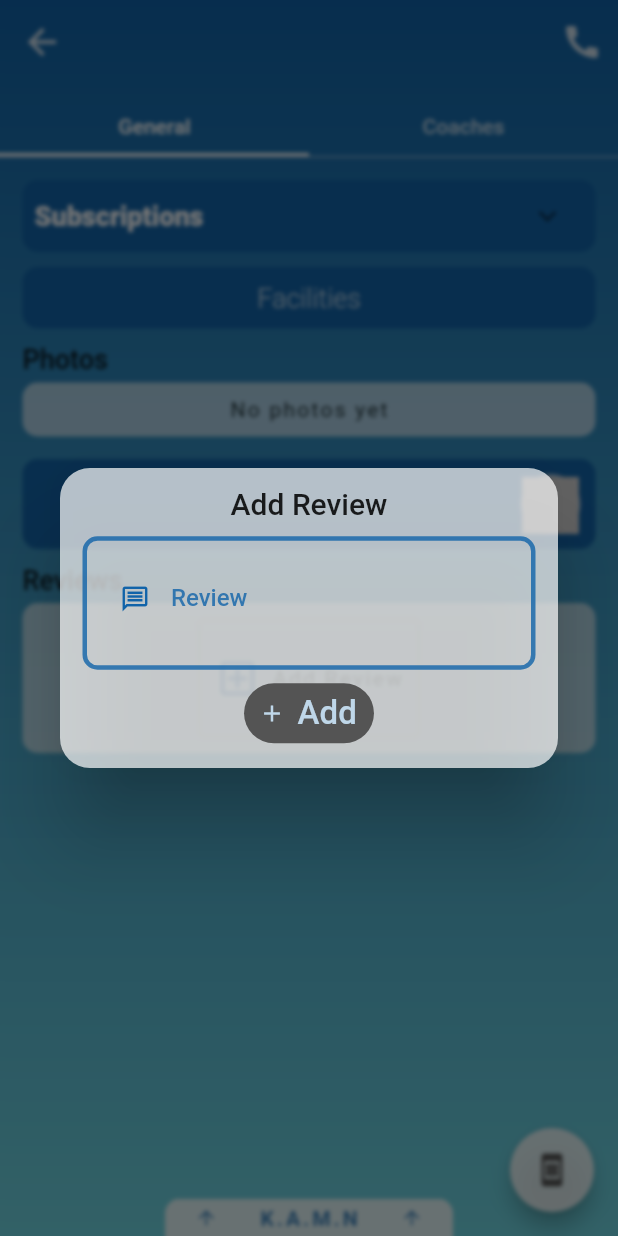
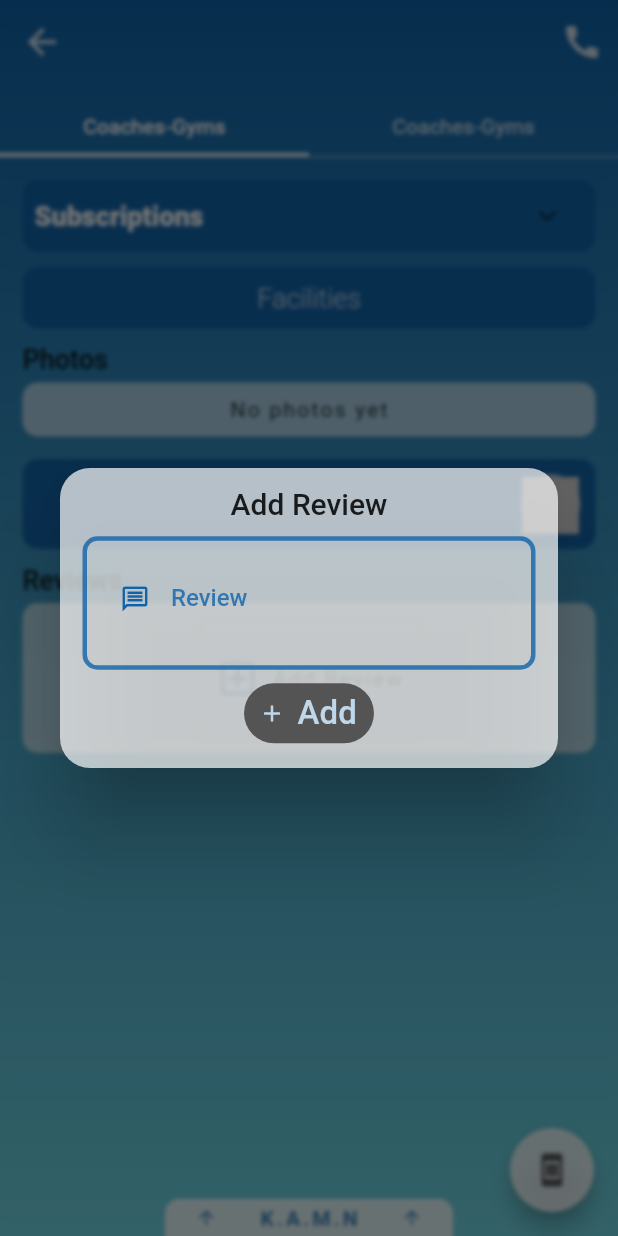
Before and after one commit to Abdelmenam-Tarek-Abdelmenam/kamn, a Flutter app: the GymDetailsView screen opened directly with empty values, after a tap on "Add Review", on a phone screen of 412 x 824 dp. Run offline on Flutter 3.47's test engine with Material 2 defaults, Android fonts, the phone set to English and light mode, and no system bars; drawn by our look-alikes of carousel_slider, sliding_up_panel; our stand-ins replace bloc, cached_network_image, connectivity_plus, dio, either_dart, equatable and 14 more; missing offline and left inert: flutter_vibrate, mongo_dart; accounts and stored records are empty; network calls fail; Roboto replaces fonts that are missing (Acme).

Commit message:
all from strings

```diff
--- a/lib/presentation/resources/string_manager.dart
+++ b/lib/presentation/resources/string_manager.dart
@@ -21,6 +21,13 @@ class StringManger {
   static String get confirm => ["Confirm", "تاكيد"][langIndex];
   static String get no => ["No", "لا"][langIndex];
   static String get yes => ["Yes", "نعم"][langIndex];
+  static String get photos => ["Photos", "صور"][langIndex];
+  static String get noPhotos => ["No photos yet", "لا صور"][langIndex];
+  static String get showMore => ["Show more", "رؤيه المزيد"][langIndex];
+  static String get reviews => ["Reviews", "التقيمات"][langIndex];
+  static String get review => ["Review", "التقيم"][langIndex];
+  static String get addReview => ["Add Review", "اضافه تقيم"][langIndex];
+  static String get priceUnit => ["EGP", "جنيه"][langIndex];
   static String get exitQ => [
         "Are you Sure you want Exit ?",
         "هل انت متاكد انك تريد المغادره؟"
@@ -38,6 +45,9 @@ class StringManger {
   static String get message => ["Message", "الرساله"][langIndex];
   static String get name => ["Name", "الاسم"][langIndex];
   static String get phone => ["Phone number", "رقم التليفون"][langIndex];
+  static String get register => ["Register", "التسجيل"][langIndex];
+  static String get wrongPasswords =>
+      ["Passwords are not the same", "الرقم السري غير مطابق"][langIndex];
   static String get forgetPassword =>
       ["Forget Password", "نسيت الرقم السري"][langIndex];
 
@@ -45,6 +55,7 @@ class StringManger {
   static String get userPage => ["Profile", "صفحه المستخدم"][langIndex];
   static String get match => ["Play", "لعب مباراه"][langIndex];
   static String get coaches => ["Coaches-Gyms", "المدربين"][langIndex];
+  static String get general => ["General", "عام"][langIndex];
   static String get benfits => ["Benefits", "الخصومات"][langIndex];
   static String get store => ["Store", "المتجر"][langIndex];
   static String get tournaments => ["Tournaments", "المسابقات"][langIndex];
@@ -65,6 +76,8 @@ class StringManger {
   static String get volleyball => ["Volleyball", "كره طائره"][langIndex];
   static String get tennis => ["Padel", "تنس"][langIndex];
   static String get other => ["Other", "غير ذلك"][langIndex];
+  static String get appUser => ["App User", "مستخدم"][langIndex];
+  static String get subscriptions => ["Subscriptions", "المدفوعات"][langIndex];
 
   // customer support
   static String get quickContact =>
@@ -73,17 +86,38 @@ class StringManger {
   static String get call => ["Call Us", "كلمنا"][langIndex];
   static String get email => ["Email Us", "راسلنا"][langIndex];
 
+  // tournaments
+  static String get noTournaments =>
+      ["No tournaments active now", "لا يوجد مسابقات الان"][langIndex];
+
+  // Products
+  static String get totalPrice => ["Total Price", "السعر النهائي"][langIndex];
+  static String get addToCart => ["Add to cart", "اضافه للسله"][langIndex];
+  static String get add => ["Add", "اضافه"][langIndex];
+  static String get quantity => ["Quantity", "الكميه"][langIndex];
+  static String get varieties => ["Varieties", "الانواع"][langIndex];
+  static String get chooseVariety =>
+      ["Choose Variety", "اختار النوع"][langIndex];
+  static String get noOffers =>
+      ["No offers available now", "لا عروض الان"][langIndex];
+  static String get comeBack => ["Come back later", "عد بعد قليل"][langIndex];
+
   // benfits
+  static String get noBenfits =>
+      ["No Benefits Available", "لا يوجد عروض الان"][langIndex];
   static String get medical => ["Medical", "طبي"][langIndex];
   static String get nutrition => ["Nutrition", "تغذيه"][langIndex];
   static String get sport => ["Sport", "رياضي"][langIndex];
   static String get orthopedist => ["Orthopedist", "دكتور عظام"][langIndex];
+  static String get packages => ["Packages", "الخدمات"][langIndex];
   static String get physiotherapist =>
       ["Physiotherapist", "علاج طبيعي"][langIndex];
 
   // matches
   static String get ground => ["Grounds", "الملاعب"][langIndex];
   static String get active => ["active", "المتاح"][langIndex];
+  static String get available => ["Available", "المتاح"][langIndex];
+  static String get join => ["Join game", "التسجيل"][langIndex];
   static String get community => ["Community", "المتاح"][langIndex];
   static String get noGrounds =>
       ["No available ground now", "لا يوجد ملاعب متاحه"][langIndex];
@@ -97,4 +131,26 @@ class StringManger {
         "Are you free any time at any place to play ?",
         "هل انت متاح جميع الاوقات للعب في اي مكان"
       ][langIndex];
+
+  // coaches
+  static String get noAchievements =>
+      ["No Achievements", "لا يوجد انجازات"][langIndex];
+  static String get achievements => ["Achievements", "انجازات"][langIndex];
+  static String get facilities => ["Facilities", "خدمات"][langIndex];
+  static String get details => ["Details", "التفاصيل"][langIndex];
+  static String get description => ["Description", "الوصف"][langIndex];
+  static String get consultation => ["Consultation", "الاستشارات"][langIndex];
+  static String get onlineConsultation =>
+      ["Online Consultation", "الاستشارات اونلاين"][langIndex];
+  static String get offlineConsultation =>
+      ["OffLine Consultation", "الاستشارات في المكان"][langIndex];
+  static String get overview => ["Overview", "عام"][langIndex];
+
+  // errors
+  static String get contactsErrors => [
+        "Can't launch this contact method",
+        "لا يمكن الاتصال بهذه الطريقه"
+      ][langIndex];
+  static String get emptyReview =>
+      ["Review can't be empty", "لا يمكنك ارسال تقيم فارغ"][langIndex];
 }
--- a/lib/presentation/shared/details_widget.dart
+++ b/lib/presentation/shared/details_widget.dart
@@ -3,6 +3,7 @@ import 'dart:ui';
 import 'package:carousel_slider/carousel_slider.dart';
 import 'package:flutter/material.dart';
 import 'package:kamn/data/repositories/lanucher_extentions.dart';
+import 'package:kamn/presentation/resources/string_manager.dart';
 import 'package:kamn/presentation/shared/widget/dividers.dart';
 import 'package:kamn/presentation/shared/widget/form_field.dart';
 import 'package:lottie/lottie.dart';
@@ -22,7 +23,7 @@ class FacilitiesList extends StatelessWidget {
         child: Column(
       children: [
         Text(
-          "Facilities",
+          StringManger.facilities,
           style: Theme.of(context).textTheme.headlineSmall!.copyWith(
               fontSize: 18,
               fontWeight: FontWeight.w300,
@@ -108,7 +109,7 @@ class ImagesList extends StatelessWidget {
       child: images.isEmpty
           ? Center(
               child: Text(
-              "No photos yet",
+              StringManger.noPhotos,
               style: Theme.of(context).textTheme.labelSmall,
             ))
           : Column(
@@ -174,9 +175,12 @@ class _ReviewListState extends State<ReviewList> {
                       ? OutlinedButton.icon(
                           onPressed: () => showAddDialog(context),
                           icon: const Icon(Icons.add_box_outlined),
-                          label: Text(
-                            "Add Review",
-                            style: Theme.of(context).textTheme.labelSmall,
+                          label: Hero(
+                            tag: "H",
+                            child: Text(
+                              StringManger.addReview,
+                              style: Theme.of(context).textTheme.labelSmall,
+                            ),
                           ))
                       : Container(
                           padding: PaddingManager.p10,
@@ -222,9 +226,12 @@ class _ReviewListState extends State<ReviewList> {
                         mainAxisAlignment: MainAxisAlignment.center,
                         children: [
                           FittedBox(
-                            child: Text(
-                              "Add Review",
-                              style: Theme.of(context).textTheme.titleLarge,
+                            child: Hero(
+                              tag: "H",
+                              child: Text(
+                                StringManger.addReview,
+                                style: Theme.of(context).textTheme.titleLarge,
+                              ),
                             ),
                           ),
                           Dividers.h10,
@@ -232,11 +239,12 @@ class _ReviewListState extends State<ReviewList> {
                             key: formKey,
                             child: DefaultFormField(
                               controller: newReview,
-                              title: "Review",
+                              title: StringManger.review,
                               maxLines: 3,
                               hideBorder: true,
-                              validator: (val) =>
-                                  val!.isEmpty ? "Review can't be empty" : null,
+                              validator: (val) => val!.isEmpty
+                                  ? StringManger.emptyReview
+                                  : null,
                               prefix: Icons.message_outlined,
                             ),
                           ),
@@ -250,7 +258,7 @@ class _ReviewListState extends State<ReviewList> {
                                 }
                               },
                               icon: const Icon(Icons.add),
-                              label: const Text("Add"))
+                              label: Text(StringManger.add))
                         ],
                       ),
                     )),
@@ -282,10 +290,9 @@ class BackGround extends StatelessWidget {
 }
 
 class PriceList extends StatefulWidget {
-  const PriceList(this.subscription, {this.label = "Subscriptions", Key? key})
-      : super(key: key);
+  const PriceList(this.subscription, {this.label, Key? key}) : super(key: key);
   final Map<String, dynamic> subscription;
-  final String label;
+  final String? label;
   @override
   State<PriceList> createState() => _PriceListState();
 }
@@ -317,7 +324,7 @@ class _PriceListState extends State<PriceList> {
                           child: Padding(
                             padding: const EdgeInsets.only(left: 8.0),
                             child: Text(
-                              widget.label,
+                              widget.label ?? StringManger.subscriptions,
                               style: Theme.of(context)
                                   .textTheme
                                   .displayMedium!
--- a/lib/presentation/view/coaches_view/coach_achievment_view.dart
+++ b/lib/presentation/view/coaches_view/coach_achievment_view.dart
@@ -1,5 +1,6 @@
 import 'package:flutter/material.dart';
 import 'package:kamn/data/models/coach.dart';
+import 'package:kamn/presentation/resources/string_manager.dart';
 import 'package:kamn/presentation/resources/styles_manager.dart';
 import 'package:kamn/presentation/shared/custom_scafffold/sliding_scaffold.dart';
 import 'package:kamn/presentation/shared/widget/error_image.dart';
@@ -21,7 +22,7 @@ class CoachAchievementsView extends StatelessWidget {
         child: coach.achievements.isEmpty
             ? Center(
                 child: Text(
-                  "No Achievements",
+                  StringManger.noAchievements,
                   style: Theme.of(context)
                       .textTheme
                       .displayMedium!
--- a/lib/presentation/view/coaches_view/gym_details_view.dart
+++ b/lib/presentation/view/coaches_view/gym_details_view.dart
@@ -1,4 +1,5 @@
 import 'package:flutter/material.dart';
+import 'package:kamn/presentation/resources/string_manager.dart';
 import 'package:kamn/presentation/shared/custom_scafffold/sliding_scaffold.dart';
 import 'package:kamn/presentation/shared/details_widget.dart';
 import 'package:kamn/presentation/shared/widget/dividers.dart';
@@ -28,7 +29,7 @@ class GymDetailsView extends StatelessWidget {
         icon: const Icon(Icons.call),
         onPressed: () {},
       ),
-      tabs: const [Text("General"), Text("Coaches")],
+      tabs: [Text(StringManger.coaches), Text(StringManger.coaches)],
       child: Expanded(
         child: TabBarView(
           children: [
@@ -43,7 +44,7 @@ class GymDetailsView extends StatelessWidget {
                     FacilitiesList(gym.amenities),
                     Dividers.h10,
                     Text(
-                      "Photos",
+                      StringManger.photos,
                       style: Theme.of(context)
                           .textTheme
                           .labelLarge!
@@ -55,7 +56,7 @@ class GymDetailsView extends StatelessWidget {
                     AddressBox(gym.address, gym.lat, gym.lon),
                     Dividers.h10,
                     Text(
-                      "Reviews",
+                      StringManger.reviews,
                       style: Theme.of(context)
                           .textTheme
                           .labelLarge!
--- a/lib/presentation/view/coaches_view/widgets/coaches_list.dart
+++ b/lib/presentation/view/coaches_view/widgets/coaches_list.dart
@@ -105,7 +105,7 @@ class CoachDesign extends StatelessWidget {
                   crossAxisAlignment: CrossAxisAlignment.start,
                   children: [
                     Text(
-                      "Coach ${item.name}",
+                      "${StringManger.coach} ${item.name}",
                       style: Theme.of(context).textTheme.displaySmall,
                       maxLines: 1,
                       overflow: TextOverflow.ellipsis,
@@ -132,7 +132,7 @@ class CoachDesign extends StatelessWidget {
               Dividers.horizontalLine,
               Row(
                 children: [
-                  customButton(context, "Achievements", () {
+                  customButton(context, StringManger.achievements, () {
                     Navigator.of(context)
                         .pushNamed(Routes.coachAchievements, arguments: item);
                   }),
@@ -140,7 +140,7 @@ class CoachDesign extends StatelessWidget {
                     height: 30,
                     child: Dividers.verticalLine,
                   ),
-                  customButton(context, "Details", () {
+                  customButton(context, StringManger.details, () {
                     Navigator.of(context)
                         .pushNamed(Routes.coachDetails, arguments: item);
                   }),
--- a/lib/presentation/view/coaches_view/widgets/gyms_list.dart
+++ b/lib/presentation/view/coaches_view/widgets/gyms_list.dart
@@ -128,7 +128,7 @@ class GymDesign extends StatelessWidget {
                 Navigator.of(context)
                     .pushNamed(Routes.gymDetails, arguments: item);
               },
-              label: const Text("Show more"),
+              label: Text(StringManger.showMore),
               icon: const Icon(
                 Icons.send,
                 size: 20,
--- a/lib/presentation/view/customer_support_view/widgets/contact_icons.dart
+++ b/lib/presentation/view/customer_support_view/widgets/contact_icons.dart
@@ -78,7 +78,7 @@ class ContactsIcons extends StatelessWidget {
                       if (await canLaunchUrl(Uri.parse(url))) {
                         await launchUrl(Uri.parse(url));
                       } else {
-                        showToast("Can't launch this contact method");
+                        showToast(StringManger.contactsErrors);
                       }
                     },
                     child: CircleAvatar(
--- a/lib/presentation/view/login_view/login_view.dart
+++ b/lib/presentation/view/login_view/login_view.dart
@@ -218,7 +218,7 @@ class LoginView extends StatelessWidget {
           context.read<AuthBloc>().add(SignUpInUsingEmailEvent(
               emailController.text, passController1.text));
         } else {
-          showToast("Passwords are not the same");
+          showToast(StringManger.wrongPasswords);
         }
         break;
       case AuthModes.forgetPass:
--- a/lib/presentation/view/login_view/signup_view.dart
+++ b/lib/presentation/view/login_view/signup_view.dart
@@ -1,5 +1,6 @@
 import 'package:flutter/material.dart';
 import 'package:flutter_bloc/flutter_bloc.dart';
+import 'package:kamn/presentation/resources/string_manager.dart';
 import 'package:kamn/presentation/resources/styles_manager.dart';
 import 'package:kamn/presentation/shared/widget/dividers.dart';
 import 'package:kamn/presentation/shared/widget/form_field.dart';
@@ -57,7 +58,7 @@ class SignupView extends StatelessWidget {
                             .read<AuthBloc>()
                             .add(RegisterUserDataEvent(nameController.text));
                       },
-                      child: const Text("Register")),
+                      child: Text(StringManger.register)),
                   secondChild: const LoadingText(),
                   crossFadeState: state.status == AuthStatus.registerUser
                       ? CrossFadeState.showSecond
--- a/lib/presentation/view/play_view/ground_details_view.dart
+++ b/lib/presentation/view/play_view/ground_details_view.dart
@@ -1,5 +1,6 @@
 import 'package:flutter/material.dart';
 import 'package:kamn/data/models/matches.dart';
+import 'package:kamn/presentation/resources/string_manager.dart';
 import 'package:kamn/presentation/shared/custom_scafffold/sliding_scaffold.dart';
 import 'package:kamn/presentation/shared/details_widget.dart';
 import 'package:kamn/presentation/shared/widget/dividers.dart';
@@ -40,7 +41,7 @@ class GroundDetailsView extends StatelessWidget {
               FacilitiesList(ground.amenities),
               Dividers.h10,
               Text(
-                "Photos",
+                StringManger.photos,
                 style: Theme.of(context)
                     .textTheme
                     .labelLarge!
@@ -52,7 +53,7 @@ class GroundDetailsView extends StatelessWidget {
               AddressBox(ground.address, ground.lat, ground.lon),
               Dividers.h10,
               Text(
-                "Reviews",
+                StringManger.reviews,
                 style: Theme.of(context)
                     .textTheme
                     .labelLarge!
--- a/lib/presentation/view/play_view/widgets/active_matches.dart
+++ b/lib/presentation/view/play_view/widgets/active_matches.dart
@@ -72,7 +72,7 @@ class ActiveMatchDesign extends StatelessWidget {
           Dividers.h5,
           FittedBox(
             child: Text(
-              "${item.game} - Available ${item.availableCount} ",
+              "${item.game} - ${StringManger.available} ${item.availableCount} ",
               maxLines: 1,
               overflow: TextOverflow.ellipsis,
               style: Theme.of(context)
@@ -96,7 +96,7 @@ class ActiveMatchDesign extends StatelessWidget {
                 padding: PaddingManager.p4.copyWith(right: 10, left: 10),
               ),
               onPressed: () {},
-              label: const Text("Join game"),
+              label: Text(StringManger.join),
               icon: const Icon(
                 Icons.play_arrow_rounded,
                 size: 20,
--- a/lib/presentation/view/play_view/widgets/grounds.dart
+++ b/lib/presentation/view/play_view/widgets/grounds.dart
@@ -127,7 +127,7 @@ class GroundDesign extends StatelessWidget {
               onPressed: () => Navigator.pushNamed(
                   context, Routes.groundDetails,
                   arguments: item),
-              label: const Text("Show more"),
+              label: Text(StringManger.showMore),
               icon: const Icon(
                 Icons.send,
                 size: 20,
--- a/lib/presentation/view/store_view/widgets/product_design.dart
+++ b/lib/presentation/view/store_view/widgets/product_design.dart
@@ -1,5 +1,6 @@
 import 'package:flutter/material.dart';
 import 'package:kamn/presentation/resources/asstes_manager.dart';
+import 'package:kamn/presentation/resources/string_manager.dart';
 import 'package:kamn/presentation/shared/widget/dividers.dart';
 import 'package:kamn/presentation/shared/widget/error_image.dart';
 import '../../../../data/models/product.dart';
@@ -73,7 +74,7 @@ class ProductDesign extends StatelessWidget {
                           style: Theme.of(context).textTheme.bodyLarge,
                         ),
                         Text(
-                          "${item.price} EGP",
+                          "${item.price} ${StringManger.priceUnit}",
                           style: Theme.of(context).textTheme.bodySmall,
                         ),
                       ],
--- a/lib/presentation/view/tournaments_view/widgets/active_tournaments.dart
+++ b/lib/presentation/view/tournaments_view/widgets/active_tournaments.dart
@@ -1,5 +1,6 @@
 import 'package:carousel_slider/carousel_slider.dart';
 import 'package:flutter/material.dart';
+import 'package:kamn/presentation/resources/string_manager.dart';
 import 'package:lottie/lottie.dart';
 
 import '../../../../data/models/tournament.dart';
@@ -57,7 +58,7 @@ class ActiveTournamentsList extends StatelessWidget {
               Align(
                 alignment: Alignment.bottomCenter,
                 child: Text(
-                  "No tournaments active now",
+                  StringManger.noTournaments,
                   style: Theme.of(context)
                       .textTheme
                       .displayLarge!
--- a/lib/presentation/view/user_view/widgets/useer_info.dart
+++ b/lib/presentation/view/user_view/widgets/useer_info.dart
@@ -1,5 +1,6 @@
 import 'package:flutter/material.dart';
 import 'package:kamn/bloc/auth_bloc/auth_status_bloc.dart';
+import 'package:kamn/presentation/resources/string_manager.dart';
 
 import '../../../shared/widget/avatar.dart';
 
@@ -34,7 +35,7 @@ class UserInfo extends StatelessWidget {
         Positioned(
           bottom: 0,
           child: Text(
-            AuthBloc.user.name ?? "App User",
+            AuthBloc.user.name ?? StringManger.appUser,
             style: Theme.of(context).textTheme.displayLarge!.copyWith(
                   fontWeight: FontWeight.w100,
                   height: 1,
```
Also changed, not shown: lib/presentation/view/benefits_view/benefit_details_view.dart (+4 -3 lines), lib/presentation/view/benefits_view/widgets/benefits_widget.dart (+5 -4 lines), lib/presentation/view/coaches_view/coaach_details_view.dart (+9 -8 lines), lib/presentation/view/store_view/product_view.dart (+9 -8 lines), lib/presentation/view/store_view/widgets/offers_list.dart (+5 -18 lines).
